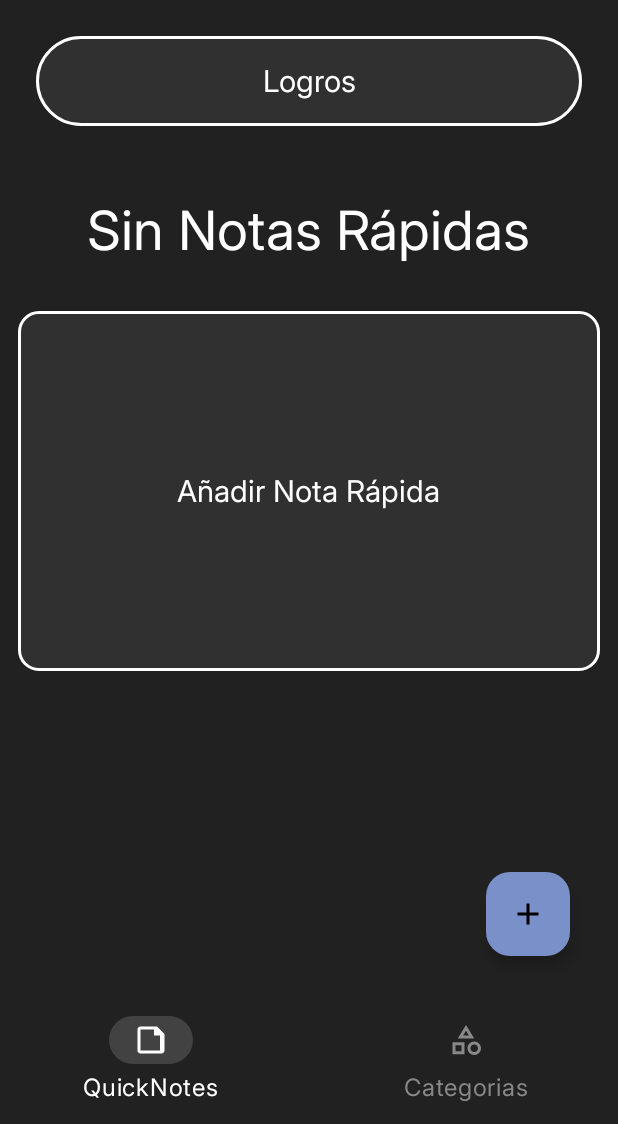
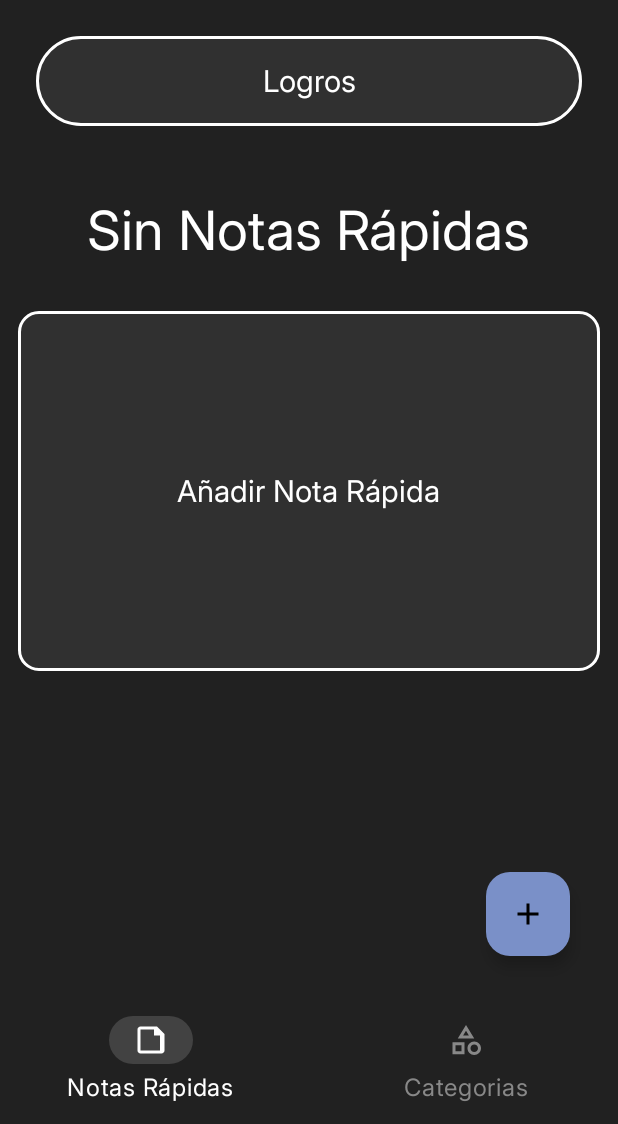
Before and after one commit to DavidSevillano/CarryNotes, an Android app built with Jetpack Compose: the screen it shows after launch (MainActivity), on a phone screen of 412 x 824 dp, the part 112-1236 px from its top. Run offline under Robolectric (Android 15) with nearby library versions, the phone set to English and light mode, and no system bars; our stand-ins replace Navigation 3, Room's generated code; 1 statement that could not run was skipped.

Commit message:
Label quicknotes traducido

```diff
--- a/app/build.gradle.kts
+++ b/app/build.gradle.kts
@@ -14,7 +14,7 @@ android {
         applicationId = "com.burixer.carrynotes"
         minSdk = 24
         targetSdk = 36
-        versionCode = 2
+        versionCode = 5
         versionName = "1.0"
 
         testInstrumentationRunner = "androidx.test.runner.AndroidJUnitRunner"
--- a/app/src/main/java/com/burixer/mynotesapp/presentation/components/CarryNavigationBar.kt
+++ b/app/src/main/java/com/burixer/mynotesapp/presentation/components/CarryNavigationBar.kt
@@ -12,6 +12,7 @@ import androidx.compose.ui.graphics.Color
 import androidx.compose.ui.graphics.painter.Painter
 import androidx.compose.ui.graphics.vector.ImageVector
 import androidx.compose.ui.res.painterResource
+import androidx.compose.ui.res.stringResource
 import com.burixer85.mynotesapp.R
 import com.burixer85.mynotesapp.presentation.navigation.NavigationDestination
 
@@ -65,8 +66,8 @@ fun CarryNavigationBar(
                 },
                 label = {
                     val labelText = when (destination) {
-                        is NavigationDestination.QuickNotesNav -> "QuickNotes"
-                        is NavigationDestination.CategoriesNav -> "Categorias"
+                        is NavigationDestination.QuickNotesNav -> stringResource(R.string.Main_Screen_Bottom_Navigation_Bar_QuickNotes)
+                        is NavigationDestination.CategoriesNav -> stringResource(R.string.Main_Screen_Bottom_Navigation_Bar_Categories)
                         else -> "Error"
                     }
                     Text(text = labelText)
--- a/app/src/main/res/values/strings.xml
+++ b/app/src/main/res/values/strings.xml
@@ -9,6 +9,10 @@
     <string name="Main_Screen_FAB_Add_QuickNote">Añadir Nota Rápida</string>
     <string name="Main_Screen_FAB_Add_Note">Añadir Nota</string>
     <string name="Main_Screen_FAB_Add_Category">Añadir Categoría</string>
+
+    <!-- Bottom Navigation Bar -->
+    <string name="Main_Screen_Bottom_Navigation_Bar_QuickNotes">Notas Rápidas</string>
+    <string name="Main_Screen_Bottom_Navigation_Bar_Categories">Categorias</string>
 
     <!-- QuickNotes Screen -->
     <string name="QuickNotes_Screen_Main_Text_No_Quicknotes">Sin Notas Rápidas</string>
```
Also changed, not shown: 1 other file.
